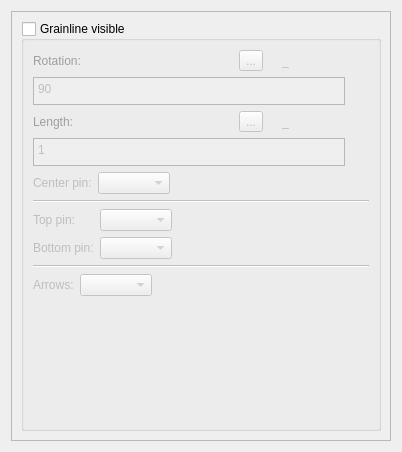
FashionFreedom/Seamly2D, file src/libs/vtools/dialogs/tools/piece/tabs/tabgrainline.ui: the form before one commit.
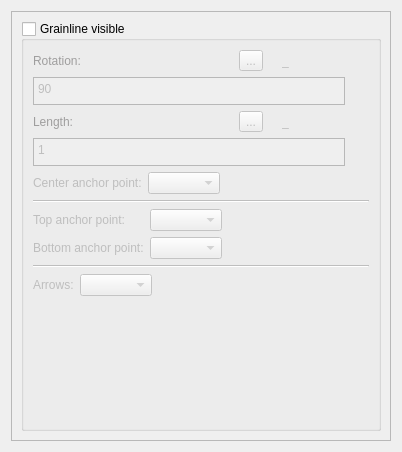
The form after the commit. Icons and pictures are not drawn.

The edit to the form file:
```diff
--- a/src/libs/vtools/dialogs/tools/piece/tabs/tabgrainline.ui
+++ b/src/libs/vtools/dialogs/tools/piece/tabs/tabgrainline.ui
@@ -431,7 +431,7 @@
             <item row="0" column="0">
              <widget class="QLabel" name="labelCenter">
               <property name="text">
-               <string>Center pin:</string>
+               <string>Center anchor point:</string>
               </property>
              </widget>
             </item>
@@ -455,7 +455,7 @@
             <item row="0" column="0">
              <widget class="QLabel" name="labelGrainlineTopPin">
               <property name="text">
-               <string>Top pin:</string>
+               <string>Top anchor point:</string>
               </property>
              </widget>
             </item>
@@ -465,7 +465,7 @@
             <item row="1" column="0">
              <widget class="QLabel" name="labelGrainlineBottomPin">
               <property name="text">
-               <string>Bottom pin:</string>
+               <string>Bottom anchor point:</string>
               </property>
              </widget>
             </item>
```
